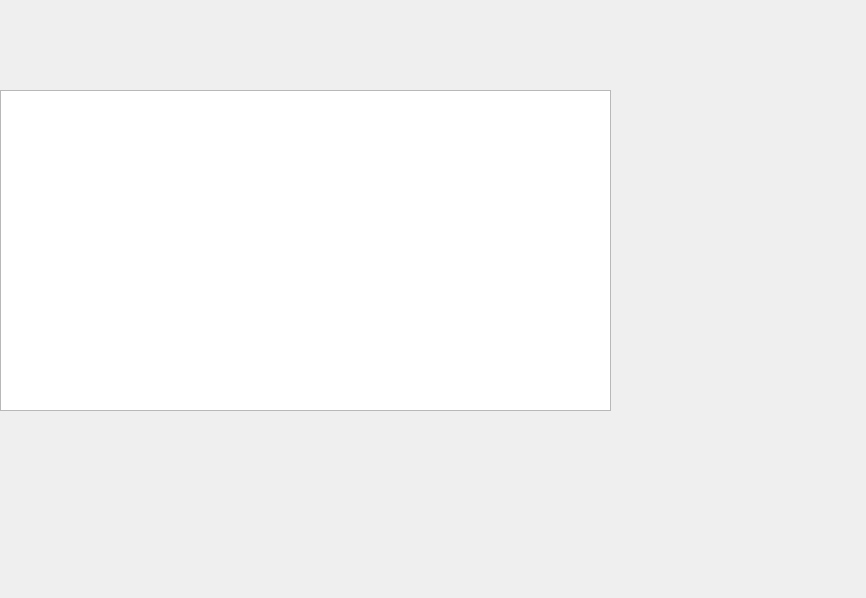
Old version of the form prims.ui in the repository nokk3n-dev/CS1D-Project-2-Baseball.
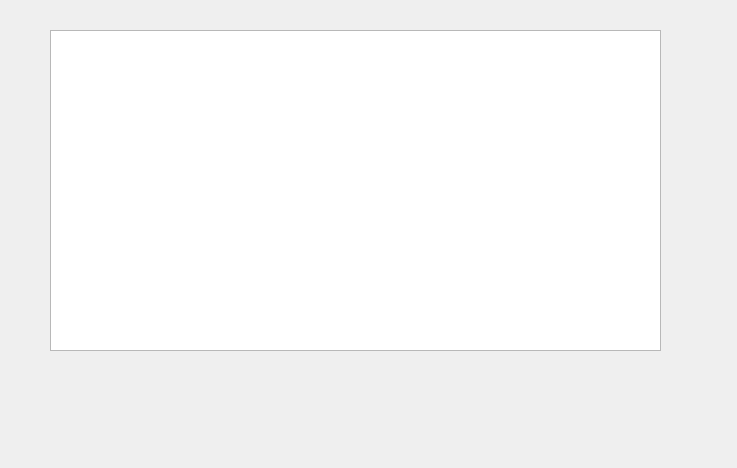
New version of the form.

Commit message: added prims/kruskals

```diff
--- a/prims.ui
+++ b/prims.ui
@@ -6,8 +6,8 @@
    <rect>
     <x>0</x>
     <y>0</y>
-    <width>866</width>
-    <height>598</height>
+    <width>737</width>
+    <height>468</height>
    </rect>
   </property>
   <property name="windowTitle">
@@ -16,8 +16,8 @@
   <widget class="QTableWidget" name="primsDisplayWidget">
    <property name="geometry">
     <rect>
-     <x>0</x>
-     <y>90</y>
+     <x>50</x>
+     <y>30</y>
      <width>611</width>
      <height>321</height>
     </rect>
```
The commit also changes 16 other files.
